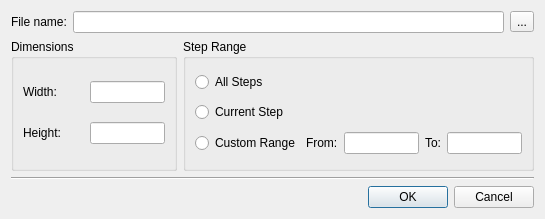
First picture: the form in lclib/qt/lc_qimagedialog.ui, repository trevorsandy/lpub3d-ci, before the edit.
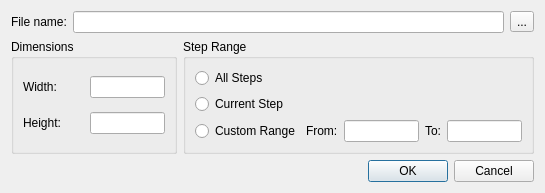
Second picture: the form after the edit.

The edit to the form file:
```diff
--- a/lclib/qt/lc_qimagedialog.ui
+++ b/lclib/qt/lc_qimagedialog.ui
@@ -7,7 +7,7 @@
     <x>0</x>
     <y>0</y>
     <width>545</width>
-    <height>219</height>
+    <height>180</height>
    </rect>
   </property>
   <property name="windowTitle">
@@ -187,16 +187,6 @@
      </item>
     </layout>
    </item>
-   <item>
-    <widget class="QFrame" name="frame">
-     <property name="frameShape">
-      <enum>QFrame::HLine</enum>
-     </property>
-     <property name="frameShadow">
-      <enum>QFrame::Sunken</enum>
-     </property>
-    </widget>
-   </item>
    <item>
     <widget class="QDialogButtonBox" name="buttonBox">
      <property name="orientation">
```
